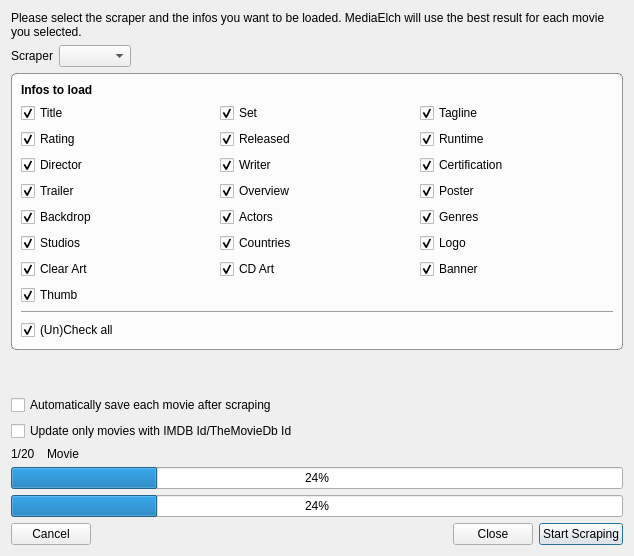
First picture: the form in movies/MovieMultiScrapeDialog.ui, repository Komet/MediaElch, before the edit.
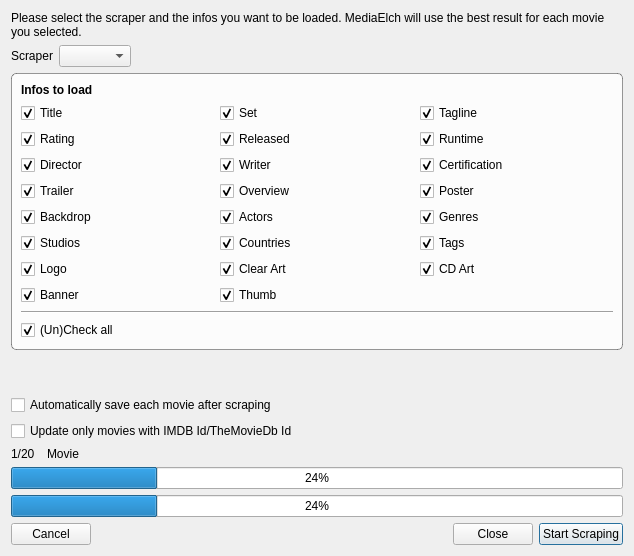
Second picture: the form after the edit. Icons and pictures are not drawn. Custom widgets are drawn as their Qt base class.

Commit message: Added tags to multiscrape dialog

What changed in the file:
```diff
--- a/movies/MovieMultiScrapeDialog.ui
+++ b/movies/MovieMultiScrapeDialog.ui
@@ -115,16 +115,6 @@
           </property>
          </widget>
         </item>
-        <item row="6" column="2">
-         <widget class="MyCheckBox" name="chkBanner">
-          <property name="text">
-           <string>Banner</string>
-          </property>
-          <property name="checked">
-           <bool>true</bool>
-          </property>
-         </widget>
-        </item>
         <item row="1" column="0">
          <widget class="MyCheckBox" name="chkRating">
           <property name="text">
@@ -155,16 +145,6 @@
           </property>
          </widget>
         </item>
-        <item row="5" column="2">
-         <widget class="MyCheckBox" name="chkLogo">
-          <property name="text">
-           <string>Logo</string>
-          </property>
-          <property name="checked">
-           <bool>true</bool>
-          </property>
-         </widget>
-        </item>
         <item row="5" column="1">
          <widget class="MyCheckBox" name="chkCountries">
           <property name="text">
@@ -205,16 +185,6 @@
           </property>
          </widget>
         </item>
-        <item row="6" column="1">
-         <widget class="MyCheckBox" name="chkCdArt">
-          <property name="text">
-           <string>CD Art</string>
-          </property>
-          <property name="checked">
-           <bool>true</bool>
-          </property>
-         </widget>
-        </item>
         <item row="3" column="0">
          <widget class="MyCheckBox" name="chkTrailer">
           <property name="text">
@@ -235,16 +205,6 @@
           </property>
          </widget>
         </item>
-        <item row="6" column="0">
-         <widget class="MyCheckBox" name="chkClearArt">
-          <property name="text">
-           <string>Clear Art</string>
-          </property>
-          <property name="checked">
-           <bool>true</bool>
-          </property>
-         </widget>
-        </item>
         <item row="1" column="1">
          <widget class="MyCheckBox" name="chkReleased">
           <property name="text">
@@ -305,7 +265,7 @@
           </property>
          </widget>
         </item>
-        <item row="7" column="0">
+        <item row="7" column="1">
          <widget class="MyCheckBox" name="chkThumb">
           <property name="text">
            <string>Thumb</string>
@@ -315,6 +275,56 @@
           </property>
          </widget>
         </item>
+        <item row="7" column="0">
+         <widget class="MyCheckBox" name="chkBanner">
+          <property name="text">
+           <string>Banner</string>
+          </property>
+          <property name="checked">
+           <bool>true</bool>
+          </property>
+         </widget>
+        </item>
+        <item row="6" column="2">
+         <widget class="MyCheckBox" name="chkCdArt">
+          <property name="text">
+           <string>CD Art</string>
+          </property>
+          <property name="checked">
+           <bool>true</bool>
+          </property>
+         </widget>
+        </item>
+        <item row="6" column="1">
+         <widget class="MyCheckBox" name="chkClearArt">
+          <property name="text">
+           <string>Clear Art</string>
+          </property>
+          <property name="checked">
+           <bool>true</bool>
+          </property>
+         </widget>
+        </item>
+        <item row="6" column="0">
+         <widget class="MyCheckBox" name="chkLogo">
+          <property name="text">
+           <string>Logo</string>
+          </property>
+          <property name="checked">
+           <bool>true</bool>
+          </property>
+         </widget>
+        </item>
+        <item row="5" column="2">
+         <widget class="MyCheckBox" name="chkTags">
+          <property name="text">
+           <string>Tags</string>
+          </property>
+          <property name="checked">
+           <bool>true</bool>
+          </property>
+         </widget>
+        </item>
        </layout>
       </item>
       <item>
```
The commit also changes 1 other file.
